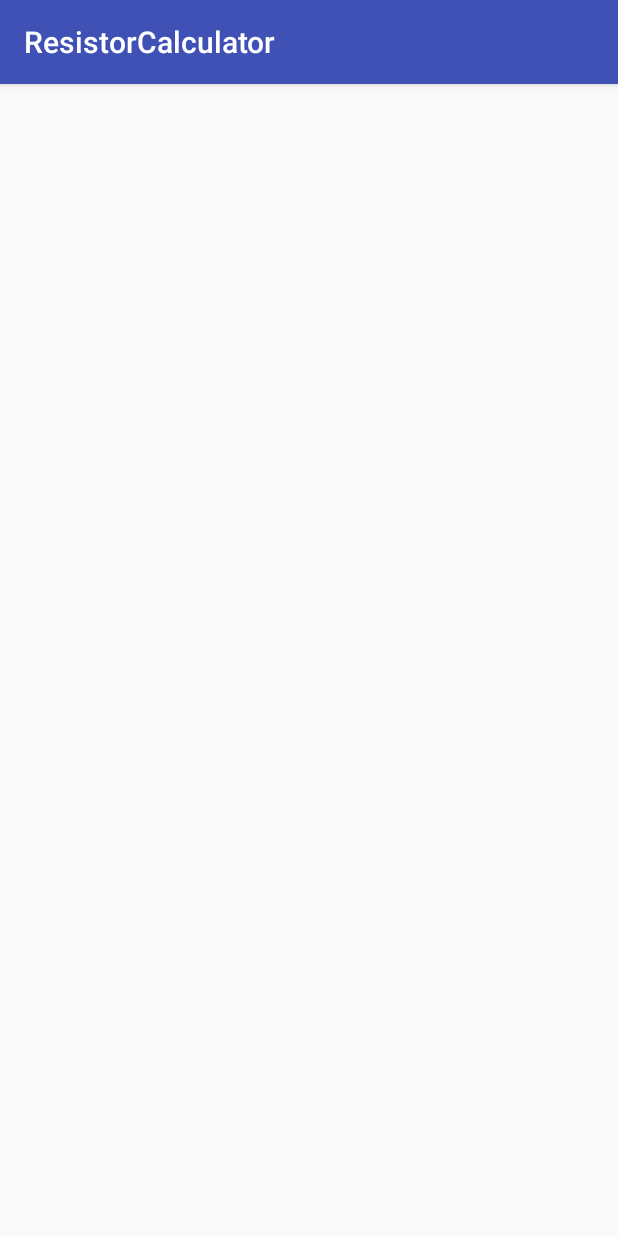
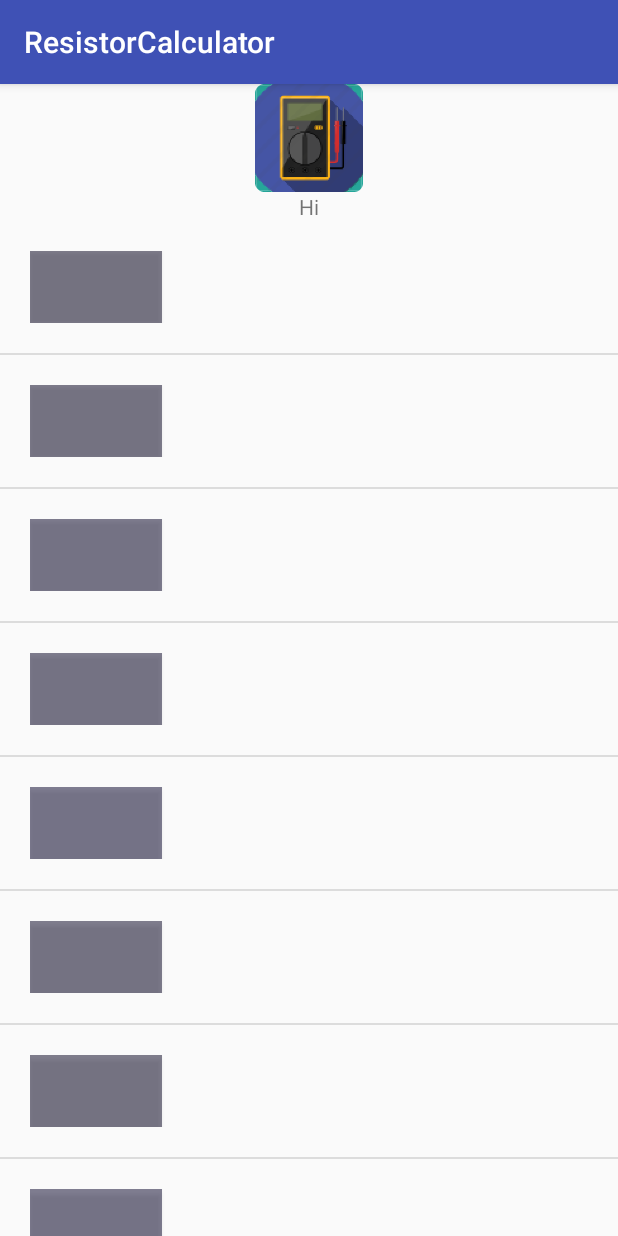
Before and after one commit to JonasKoppen/ResistorCalculator, an Android app: the ResistorCalc screen opened directly, with no data from a screen before it, on a phone screen of 412 x 824 dp. Run offline under Robolectric (Android 15) with nearby library versions, the phone set to English and light mode, and no system bars.

Commit message:
Basic ResistorCalculator, much work to do

```diff
--- a/app/src/main/java/ap/appoty/viktorsegers/jonaskoppen/resistorcalculator/ResistorCalc.java
+++ b/app/src/main/java/ap/appoty/viktorsegers/jonaskoppen/resistorcalculator/ResistorCalc.java
@@ -3,6 +3,10 @@ package ap.appoty.viktorsegers.jonaskoppen.resistorcalculator;
 import android.graphics.Color;
 import android.support.v7.app.AppCompatActivity;
 import android.os.Bundle;
+import android.util.Log;
+import android.view.View;
+import android.widget.AdapterView;
+import android.widget.ListView;
 import android.widget.TextView;
 
 import java.lang.reflect.Array;
@@ -12,10 +16,53 @@ public class ResistorCalc extends AppCompatActivity {
 
     TextView txtOut;
     ArrayList<ResistorCalcBtnValue> buttonValue;
+
+    ListView listFirstNum;
+    ListView listSecNum;
+    ListView listFactor;
+    ListView listTolerance;
+
     @Override
     protected void onCreate(Bundle savedInstanceState) {
         super.onCreate(savedInstanceState);
         setContentView(R.layout.activity_resistor_calc);
+        createButtonValue();
+
+        listFirstNum = findViewById(R.id.firstNum);
+        listFirstNum.setAdapter(new ResistorCalcAdaptor(this, buttonValue));
+        listFirstNum.setOnItemClickListener(new AdapterView.OnItemClickListener() {
+            @Override
+            public void onItemClick(AdapterView<?> adapterView, View view, int i, long l) {
+                Log.i("First", String.valueOf(buttonValue.get(i).getValue()));
+            }
+        });
+
+        listSecNum = findViewById(R.id.secNum);
+        listSecNum.setAdapter(new ResistorCalcAdaptor(this, buttonValue));
+        listSecNum.setOnItemClickListener(new AdapterView.OnItemClickListener() {
+            @Override
+            public void onItemClick(AdapterView<?> adapterView, View view, int i, long l) {
+                Log.i("Second", String.valueOf(buttonValue.get(i).getValue()));
+            }
+        });
+
+        listFactor = findViewById(R.id.factor);
+        listFactor.setAdapter(new ResistorCalcAdaptor(this, buttonValue));
+        listFactor.setOnItemClickListener(new AdapterView.OnItemClickListener() {
+            @Override
+            public void onItemClick(AdapterView<?> adapterView, View view, int i, long l) {
+                Log.i("Factor", String.valueOf(buttonValue.get(i).getValue()));
+            }
+        });
+
+        listTolerance = findViewById(R.id.tolerantie);
+        listTolerance.setAdapter(new ResistorCalcAdaptor(this, buttonValue));
+        listTolerance.setOnItemClickListener(new AdapterView.OnItemClickListener() {
+            @Override
+            public void onItemClick(AdapterView<?> adapterView, View view, int i, long l) {
+                Log.i("Tolerantie", String.valueOf(buttonValue.get(i).getValue()));
+            }
+        });
     }
 
 
@@ -23,14 +70,15 @@ public class ResistorCalc extends AppCompatActivity {
 
     protected void createButtonValue(){
         buttonValue = new ArrayList<>();
-        buttonValue.add(new ResistorCalcBtnValue(0,1, R.color.Black));
-        buttonValue.add(new ResistorCalcBtnValue(1,2, R.color.Brown));
-        buttonValue.add(new ResistorCalcBtnValue(2,3, Color.BLACK));
-        buttonValue.add(new ResistorCalcBtnValue(3,4, Color.BLACK));
-        buttonValue.add(new ResistorCalcBtnValue(4,5, Color.BLACK));
-        buttonValue.add(new ResistorCalcBtnValue(5,6, Color.BLACK));
-        buttonValue.add(new ResistorCalcBtnValue(6,7, Color.BLACK));
-        buttonValue.add(new ResistorCalcBtnValue(7,8, Color.BLACK));
-        buttonValue.add(new ResistorCalcBtnValue(8,9, Color.BLACK));
+        buttonValue.add(new ResistorCalcBtnValue(0,0, R.color.Black));
+        buttonValue.add(new ResistorCalcBtnValue(1,1, R.color.Brown));
+        buttonValue.add(new ResistorCalcBtnValue(2,2, R.color.Red));
+        buttonValue.add(new ResistorCalcBtnValue(3,3, R.color.Orange));
+        buttonValue.add(new ResistorCalcBtnValue(4,4, R.color.Yellow));
+        buttonValue.add(new ResistorCalcBtnValue(5,5, R.color.Green));
+        buttonValue.add(new ResistorCalcBtnValue(6,6, R.color.Blue));
+        buttonValue.add(new ResistorCalcBtnValue(7,7, R.color.Violet));
+        buttonValue.add(new ResistorCalcBtnValue(8,8, R.color.Grey));
+        buttonValue.add(new ResistorCalcBtnValue(9,9, R.color.White));
     }
 }
--- /dev/null
+++ b/app/src/main/java/ap/appoty/viktorsegers/jonaskoppen/resistorcalculator/ResistorCalcAdaptor.java
@@ -0,0 +1,29 @@
+package ap.appoty.viktorsegers.jonaskoppen.resistorcalculator;
+
+import android.content.Context;
+import android.view.LayoutInflater;
+import android.view.View;
+import android.view.ViewGroup;
+import android.widget.ArrayAdapter;
+import android.widget.Button;
+
+import java.util.ArrayList;
+
+/**
+ * Created by jonas on 16/12/2017.
+ */
+
+public class ResistorCalcAdaptor extends ArrayAdapter<ResistorCalcBtnValue> {
+    public ResistorCalcAdaptor(Context context, ArrayList values) {
+        super(context,-1, values);
+    }
+
+    public View getView(int position,
+                        View convertView,
+                        ViewGroup parent){
+        LayoutInflater inflater = (LayoutInflater) getContext().getSystemService(Context.LAYOUT_INFLATER_SERVICE);
+        View itemView = inflater.inflate(R.layout.resistor_calc_list, null, false);
+        itemView.findViewById(R.id.btnCalcItem).setBackgroundColor(getItem(position).getColorCode());
+        return itemView;
+    }
+}
--- a/app/src/main/java/ap/appoty/viktorsegers/jonaskoppen/resistorcalculator/ResistorCalcBtnValue.java
+++ b/app/src/main/java/ap/appoty/viktorsegers/jonaskoppen/resistorcalculator/ResistorCalcBtnValue.java
@@ -14,4 +14,16 @@ public class ResistorCalcBtnValue {
         this.colorCode = colorCode;
         this.value = value;
     }
+
+    public int getColorCode() {
+        return colorCode;
+    }
+
+    public int getValue() {
+        return value;
+    }
+
+    public int getId() {
+        return id;
+    }
 }
--- a/app/src/main/res/layout/activity_resistor_calc.xml
+++ b/app/src/main/res/layout/activity_resistor_calc.xml
@@ -6,59 +6,63 @@
     android:layout_height="match_parent"
     tools:context="ap.appoty.viktorsegers.jonaskoppen.resistorcalculator.ResistorCalc">
 
-    <LinearLayout
-        android:layout_width="match_parent"
-        android:layout_height="wrap_content"
-        android:orientation="horizontal"
-        android:layout_row="0"
-        android:layout_column="0">
+
     <ImageView
         android:layout_width="match_parent"
         android:layout_height="wrap_content"
+        android:layout_column="0"
+        android:layout_row="0"
+        android:layout_columnSpan="4"
+        app:srcCompat="@mipmap/ic_serie" />
 
-            />
-
-    </LinearLayout>
     <TextView
         android:layout_width="match_parent"
         android:layout_height="wrap_content"
         android:layout_row="1"
+        android:layout_column="0"
+        android:layout_columnSpan="4"
         android:gravity="center"
         android:text="Hi"
         android:id="@+id/value"/>
-    <LinearLayout
-        android:layout_width="match_parent"
-        android:layout_height="wrap_content"
-        android:orientation="horizontal"
-        android:layout_row="2"
-        android:layout_column="0">
+
 
     <ListView
         android:layout_width="wrap_content"
-            android:layout_height="match_parent"
-            android:id="@+id/firstNum">
+        android:layout_height="wrap_content"
+        android:id="@+id/firstNum"
+        android:layout_row="2"
+        android:layout_column="0"
+        android:layout_columnWeight="1">
 
     </ListView>
     <ListView
         android:layout_width="wrap_content"
-            android:layout_height="match_parent"
-            android:id="@+id/secNum">
+        android:layout_height="wrap_content"
+        android:id="@+id/secNum"
+        android:layout_row="2"
+        android:layout_column="1"
+        android:layout_columnWeight="1">
 
     </ListView>
     <ListView
         android:layout_width="wrap_content"
-            android:layout_height="match_parent"
-            android:id="@+id/factor">
+        android:layout_height="wrap_content"
+        android:id="@+id/factor"
+        android:layout_row="2"
+        android:layout_column="2"
+        android:layout_columnWeight="1">
 
     </ListView>
     <ListView
         android:layout_width="wrap_content"
-            android:layout_height="match_parent"
-            android:id="@+id/tolerantie">
+        android:layout_height="wrap_content"
+        android:id="@+id/tolerantie"
+        android:layout_row="2"
+        android:layout_column="3"
+        android:layout_columnWeight="1">
 
     </ListView>
 
-    </LinearLayout>
 
 
 
--- a/app/src/main/res/layout/resistor_calc_list.xml
+++ b/app/src/main/res/layout/resistor_calc_list.xml
@@ -1,15 +1,15 @@
 <?xml version="1.0" encoding="utf-8"?>
 <LinearLayout
     xmlns:android="http://schemas.android.com/apk/res/android"
-    android:layout_width="match_parent"
-    android:layout_height="match_parent"
-    android:padding="20dp">
+    android:layout_width="wrap_content"
+    android:layout_height="wrap_content"
+    android:padding="20dp"
+    android:id="@+id/CalculatorList_Item">
 
     <Button
-        android:layout_width="match_parent"
-        android:layout_height="match_parent"
-        android:background="@android:color/holo_blue_dark"
-        android:id="@+id/btn"
+        android:layout_width="wrap_content"
+        android:layout_height="wrap_content"
+        android:id="@+id/btnCalcItem"
        />
 
 </LinearLayout>
```
Lines whose indentation alone changed are shown as unchanged.
